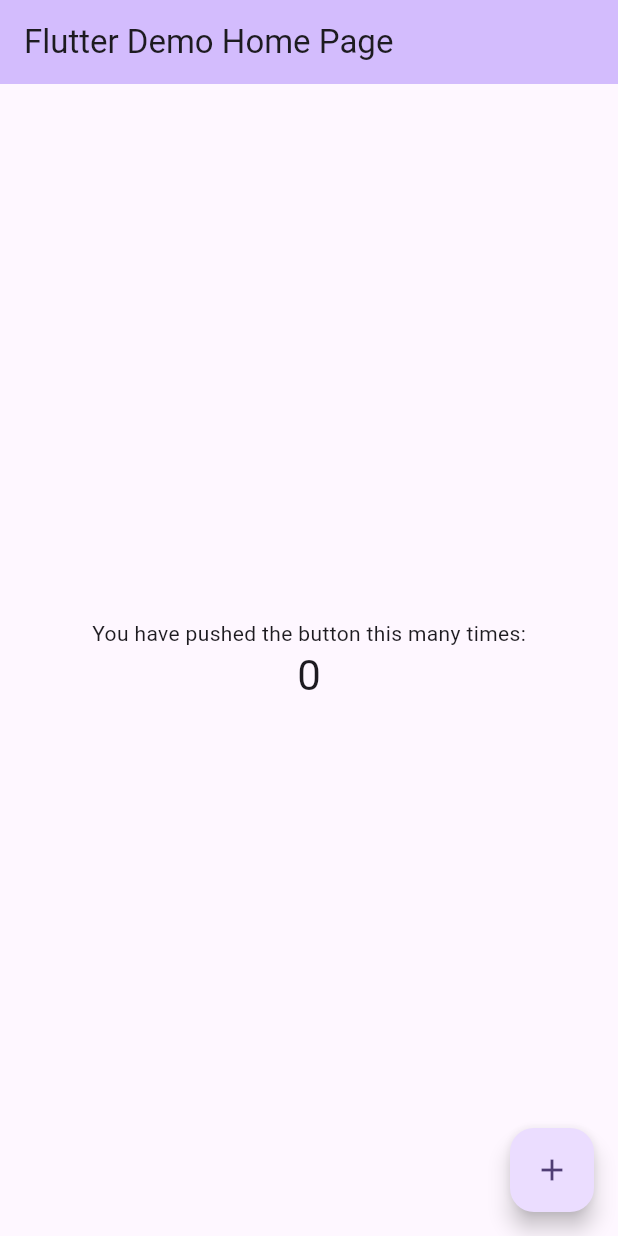
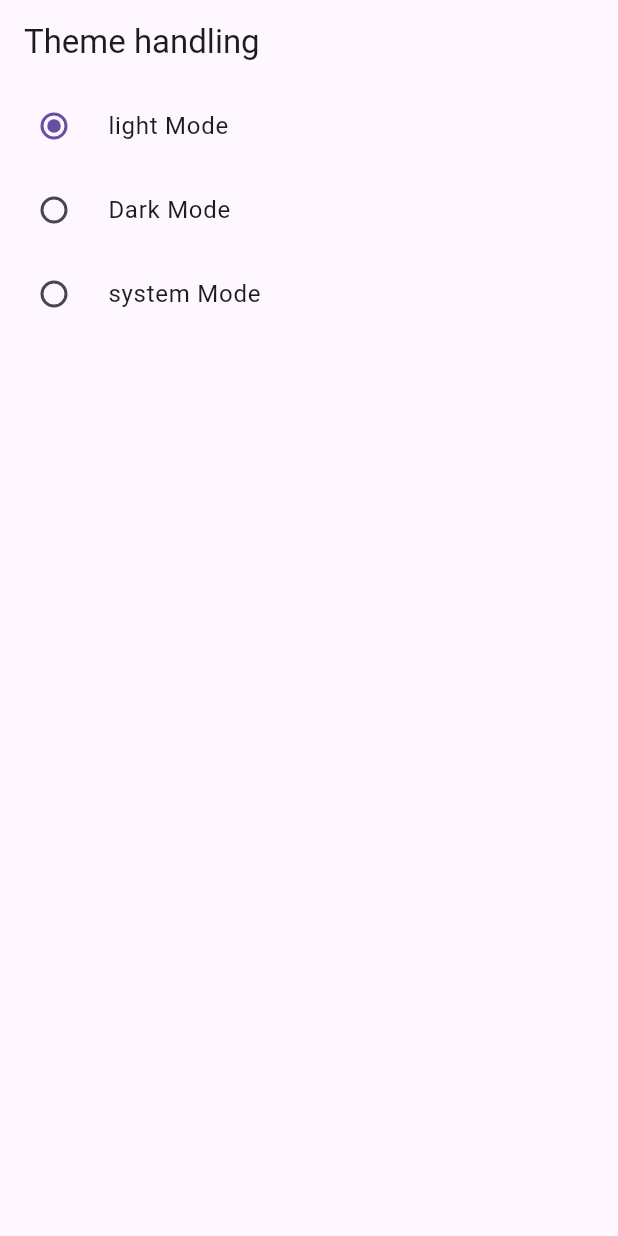
Before and after one commit to yashvardhan8787/learning-provider-, a Flutter app: the screen it shows after launch, on a phone screen of 412 x 824 dp. Run offline on Flutter 3.47's test engine with Material 3 defaults, Android fonts, the phone set to English and light mode, and no system bars.

Commit message:
second commit

```diff
--- /dev/null
+++ b/lib/Favrouite/theme_controller_screen.dart
@@ -0,0 +1,42 @@
+import 'package:flutter/material.dart';
+import 'package:provider/provider.dart';
+
+import '../provider/theme_changer_provider.dart';
+
+class ThemeControllerScreen extends StatefulWidget {
+  const ThemeControllerScreen({super.key});
+
+  @override
+  State<ThemeControllerScreen> createState() => _ThemeControllerScreenState();
+}
+
+class _ThemeControllerScreenState extends State<ThemeControllerScreen> {
+  @override
+  Widget build(BuildContext context) {
+    final themeChanger = Provider.of<ThemeChangerProvider>(context);
+    return Scaffold(
+      appBar: AppBar(
+        title: Text("Theme handling "),
+      ),
+      body:Column(
+        children: [
+          RadioListTile(
+            title: Text('light Mode'),
+              value: ThemeMode.light,
+              groupValue: themeChanger.themeMode,
+              onChanged: themeChanger.setTheme,),
+          RadioListTile(
+            title: Text('Dark Mode'),
+            value: ThemeMode.dark,
+            groupValue: themeChanger.themeMode,
+            onChanged: themeChanger.setTheme,),
+          RadioListTile(
+            title: Text('system Mode'),
+            value: ThemeMode.system,
+            groupValue: themeChanger.themeMode,
+            onChanged: themeChanger.setTheme,),
+        ],
+      ),
+    );
+  }
+}
--- a/lib/main.dart
+++ b/lib/main.dart
@@ -1,4 +1,13 @@
 import 'package:flutter/material.dart';
+import 'package:learning_provider/Favrouite/favourite_screen.dart';
+import 'package:learning_provider/Favrouite/theme_controller_screen.dart';
+import 'package:learning_provider/View/ExampleTwoScreen.dart';
+import 'package:learning_provider/View/MyHomePageScreen.dart';
+import 'package:learning_provider/provider/count_provider.dart';
+import 'package:learning_provider/provider/exmaple_two_provider.dart';
+import 'package:learning_provider/provider/favourite_provider.dart';
+import 'package:learning_provider/provider/theme_changer_provider.dart';
+import 'package:provider/provider.dart';
 
 void main() {
   runApp(const MyApp());
@@ -7,119 +16,33 @@
 class MyApp extends StatelessWidget {
   const MyApp({super.key});
 
-  // This widget is the root of your application.
   @override
   Widget build(BuildContext context) {
-    return MaterialApp(
-      title: 'Flutter Demo',
-      theme: ThemeData(
-        // This is the theme of your application.
-        //
-        // TRY THIS: Try running your application with "flutter run". You'll see
-        // the application has a purple toolbar. Then, without quitting the app,
-        // try changing the seedColor in the colorScheme below to Colors.green
-        // and then invoke "hot reload" (save your changes or press the "hot
-        // reload" button in a Flutter-supported IDE, or press "r" if you used
-        // the command line to start the app).
-        //
-        // Notice that the counter didn't reset back to zero; the application
-        // state is not lost during the reload. To reset the state, use hot
-        // restart instead.
-        //
-        // This works for code too, not just values: Most code changes can be
-        // tested with just a hot reload.
-        colorScheme: ColorScheme.fromSeed(seedColor: Colors.deepPurple),
-        useMaterial3: true,
-      ),
-      home: const MyHomePage(title: 'Flutter Demo Home Page'),
+    return MultiProvider(
+      providers: [
+        ChangeNotifierProvider<CountProvider>(create: (_) => CountProvider()),
+        ChangeNotifierProvider<ExampleTwoProvider>(create: (_) => ExampleTwoProvider()),
+        ChangeNotifierProvider<FavouriteProvider>(create: (_) => FavouriteProvider()),
+        ChangeNotifierProvider<ThemeChangerProvider>(create:(_)=>ThemeChangerProvider(), )
+      ],
+      child: Builder(builder: (context) {
+        final themeChanger = Provider.of<ThemeChangerProvider>(context);
+        return MaterialApp(
+          title: 'Flutter Demo',
+          themeMode: themeChanger.themeMode,
+          theme: ThemeData(
+            brightness: Brightness.light,
+            primarySwatch: Colors.red,
+            useMaterial3: true,
+          ),
+          darkTheme: ThemeData(
+            brightness: Brightness.dark,
+            primarySwatch: Colors.cyan,
+            useMaterial3: true,
+          ),
+          home:ThemeControllerScreen(),
+        );
+      },)
     );
   }
 }
-
-class MyHomePage extends StatefulWidget {
-  const MyHomePage({super.key, required this.title});
-
-  // This widget is the home page of your application. It is stateful, meaning
-  // that it has a State object (defined below) that contains fields that affect
-  // how it looks.
-
-  // This class is the configuration for the state. It holds the values (in this
-  // case the title) provided by the parent (in this case the App widget) and
-  // used by the build method of the State. Fields in a Widget subclass are
-  // always marked "final".
-
-  final String title;
-
-  @override
-  State<MyHomePage> createState() => _MyHomePageState();
-}
-
-class _MyHomePageState extends State<MyHomePage> {
-  int _counter = 0;
-
-  void _incrementCounter() {
-    setState(() {
-      // This call to setState tells the Flutter framework that something has
-      // changed in this State, which causes it to rerun the build method below
-      // so that the display can reflect the updated values. If we changed
-      // _counter without calling setState(), then the build method would not be
-      // called again, and so nothing would appear to happen.
-      _counter++;
-    });
-  }
-
-  @override
-  Widget build(BuildContext context) {
-    // This method is rerun every time setState is called, for instance as done
-    // by the _incrementCounter method above.
-    //
-    // The Flutter framework has been optimized to make rerunning build methods
-    // fast, so that you can just rebuild anything that needs updating rather
-    // than having to individually change instances of widgets.
-    return Scaffold(
-      appBar: AppBar(
-        // TRY THIS: Try changing the color here to a specific color (to
-        // Colors.amber, perhaps?) and trigger a hot reload to see the AppBar
-        // change color while the other colors stay the same.
-        backgroundColor: Theme.of(context).colorScheme.inversePrimary,
-        // Here we take the value from the MyHomePage object that was created by
-        // the App.build method, and use it to set our appbar title.
-        title: Text(widget.title),
-      ),
-      body: Center(
-        // Center is a layout widget. It takes a single child and positions it
-        // in the middle of the parent.
-        child: Column(
-          // Column is also a layout widget. It takes a list of children and
-          // arranges them vertically. By default, it sizes itself to fit its
-          // children horizontally, and tries to be as tall as its parent.
-          //
-          // Column has various properties to control how it sizes itself and
-          // how it positions its children. Here we use mainAxisAlignment to
-          // center the children vertically; the main axis here is the vertical
-          // axis because Columns are vertical (the cross axis would be
-          // horizontal).
-          //
-          // TRY THIS: Invoke "debug painting" (choose the "Toggle Debug Paint"
-          // action in the IDE, or press "p" in the console), to see the
-          // wireframe for each widget.
-          mainAxisAlignment: MainAxisAlignment.center,
-          children: <Widget>[
-            const Text(
-              'You have pushed the button this many times:',
-            ),
-            Text(
-              '$_counter',
-              style: Theme.of(context).textTheme.headlineMedium,
-            ),
-          ],
-        ),
-      ),
-      floatingActionButton: FloatingActionButton(
-        onPressed: _incrementCounter,
-        tooltip: 'Increment',
-        child: const Icon(Icons.add),
-      ), // This trailing comma makes auto-formatting nicer for build methods.
-    );
-  }
-}
--- /dev/null
+++ b/lib/provider/count_provider.dart
@@ -0,0 +1,12 @@
+import "package:flutter/foundation.dart";
+
+class CountProvider with ChangeNotifier{
+
+   int _count = 0;
+   int get count => _count ;
+
+   setCount(){
+      _count++;
+      notifyListeners();
+   }
+}
--- /dev/null
+++ b/lib/provider/exmaple_two_provider.dart
@@ -0,0 +1,12 @@
+import 'package:flutter/foundation.dart';
+
+class ExampleTwoProvider with ChangeNotifier {
+   double _value = 1.0;
+
+   double get value => _value;
+
+   void setValue(double val) {
+      _value = val;
+      notifyListeners();
+   }
+}
--- /dev/null
+++ b/lib/provider/favourite_provider.dart
@@ -0,0 +1,16 @@
+import "package:flutter/foundation.dart";
+
+class FavouriteProvider with ChangeNotifier{
+  List<int> _selectedItem =[];
+
+  List<int> get selectedItem => _selectedItem;
+
+  void addItem(int item){
+    if(_selectedItem.contains(item)){
+      _selectedItem.remove(item);
+    }else{
+      _selectedItem.add(item);
+    }
+    notifyListeners();
+  }
+}
--- /dev/null
+++ b/lib/provider/theme_changer_provider.dart
@@ -0,0 +1,15 @@
+import 'package:flutter/foundation.dart';
+import 'package:flutter/material.dart';
+
+class ThemeChangerProvider with ChangeNotifier{
+   var _themeMode = ThemeMode.light;
+
+   ThemeMode get themeMode =>_themeMode;
+
+   void setTheme(themeMode){
+     _themeMode = themeMode;
+     notifyListeners();
+   }
+
+
+}
--- a/pubspec.yaml
+++ b/pubspec.yaml
@@ -35,6 +35,7 @@ dependencies:
   # The following adds the Cupertino Icons font to your application.
   # Use with the CupertinoIcons class for iOS style icons.
   cupertino_icons: ^1.0.6
+  provider: ^6.1.2
 
 dev_dependencies:
   flutter_test:
```
Also changed, not shown: lib/Favrouite/favourite_screen.dart (added, +55 -0 lines), lib/Favrouite/selected_screen.dart (added, +42 -0 lines), lib/View/ExampleTwoScreen.dart (added, +62 -0 lines), lib/View/MyHomePageScreen.dart (added, +39 -0 lines), pubspec.lock.
